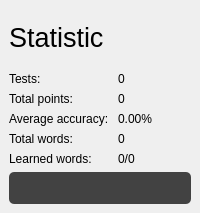
First picture: the form in window/interface/statistic_interface.ui, repository apps-open/BiLinguo, before the edit.
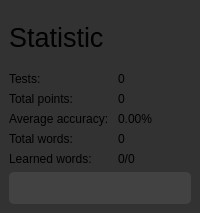
Second picture: the form after the edit. Icons and pictures are not drawn.

```diff
--- a/window/interface/statistic_interface.ui
+++ b/window/interface/statistic_interface.ui
@@ -13,6 +13,9 @@
   <property name="windowTitle">
    <string>Statistic</string>
   </property>
+  <property name="styleSheet">
+   <string notr="true">background:  #323232;</string>
+  </property>
   <widget class="QWidget" name="centralwidget">
    <layout class="QVBoxLayout" name="verticalLayout_3">
     <item>
```
